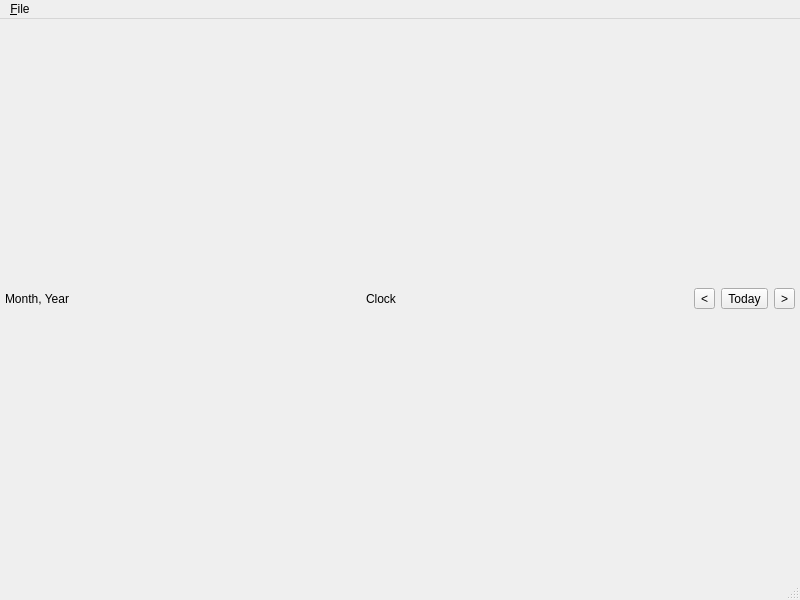
This is UI/luna-calendar.ui in textbrowser/luna as Qt 5 draws it before an edit. The edited form follows.
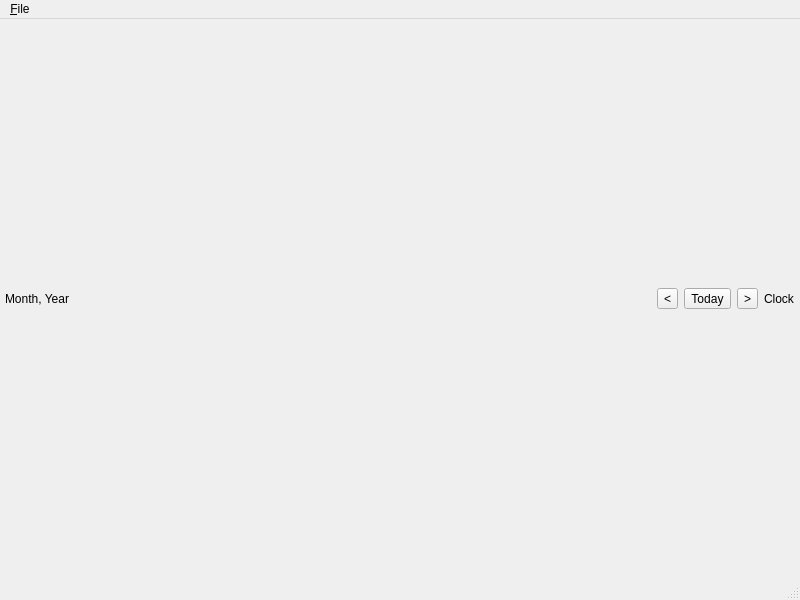
This is the edited form.

What changed in the file:
```diff
--- a/UI/luna-calendar.ui
+++ b/UI/luna-calendar.ui
@@ -49,26 +49,6 @@
         </property>
        </spacer>
       </item>
-      <item>
-       <widget class="QLabel" name="clock">
-        <property name="text">
-         <string>Clock</string>
-        </property>
-       </widget>
-      </item>
-      <item>
-       <spacer name="horizontalSpacer">
-        <property name="orientation">
-         <enum>Qt::Orientation::Horizontal</enum>
-        </property>
-        <property name="sizeHint" stdset="0">
-         <size>
-          <width>40</width>
-          <height>20</height>
-         </size>
-        </property>
-       </spacer>
-      </item>
       <item>
        <widget class="QToolButton" name="previous_month">
         <property name="text">
@@ -90,6 +70,13 @@
         </property>
        </widget>
       </item>
+      <item>
+       <widget class="QLabel" name="clock">
+        <property name="text">
+         <string>Clock</string>
+        </property>
+       </widget>
+      </item>
      </layout>
     </item>
     <item>
```
